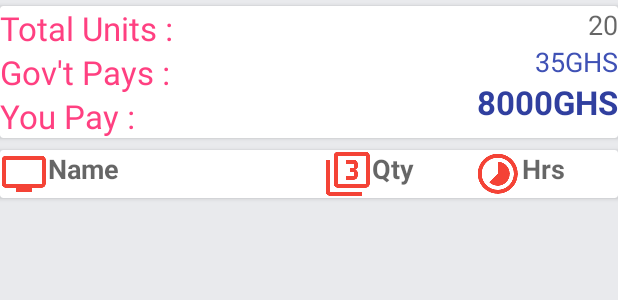
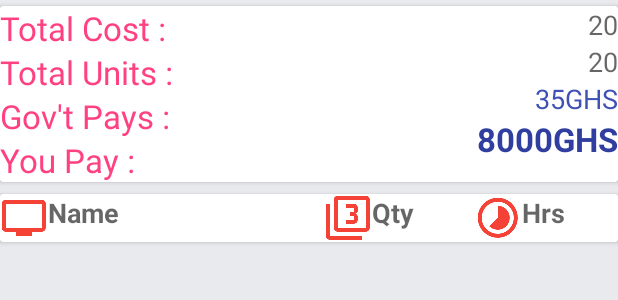
Before and after one commit to RbkGh/QuickTarriff, an Android app: the layout fragment_tarrif_calculation_response.xml on its own in the app's theme, with its tools: preview values and no code run, on a phone screen of 412 x 824 dp. Shown: the top 300 px of the screen. Run offline under Robolectric (Android 15) with nearby library versions, the light colour scheme and no system bars.

Commit message:
Added TotalCost Before Subsidy for proper informatics

```diff
--- a/app/src/main/java/com/swiftpot/android/tariffplanner/fragments/FragmentDetailedAppliance.java
+++ b/app/src/main/java/com/swiftpot/android/tariffplanner/fragments/FragmentDetailedAppliance.java
@@ -44,6 +44,7 @@ public class FragmentDetailedAppliance extends Fragment {
     private ButtonRectangle buttonCalculate;
     private Vibrator myVibrator;
     private Animation animationSlideIn;
+    public final static  String TOTAL_AMOUNT_DUE_BEFORE_SUBSIDY_KEY = "TOTAL_AMOUNT_DUE_BEFORE_SUBSIDY";
     public final static  String TOTAL_UNITS_IN_WATTS_KEY = "TOTAL_UNITS_WATTS";
     public final static  String TOTAL_GOVT_SUBSIDY_KEY = "TOTAL_GOVT_SUBSIDY";
     public final static  String TOTAL_AMOUNT_DUE_KEY = "TOTAL_AMOUNT_DUE";
--- a/app/src/main/java/com/swiftpot/android/tariffplanner/fragments/FragmentTarrifCalculationResponse.java
+++ b/app/src/main/java/com/swiftpot/android/tariffplanner/fragments/FragmentTarrifCalculationResponse.java
@@ -41,6 +41,7 @@ public class FragmentTarrifCalculationResponse extends DialogFragment {
     TextView applianceHours;
     List<ApplianceItemWithQtyAndHours> applianceItemWithQtyAndHoursList;
     ApplianceWithHoursAndQtyAdapter mAdapter ;
+    TextView tvTotalCostDueBeforeSubsidy;
     TextView tvTotalCostDue;
     TextView tvTotalGovtSubsidy;
     TextView tvTotalUnits;
@@ -84,6 +85,7 @@ public class FragmentTarrifCalculationResponse extends DialogFragment {
         View view = inflater.inflate(R.layout.fragment_tarrif_calculation_response, container, false);
 
         applianceItemWithQtyAndHoursList = getArguments().getParcelableArrayList(FragmentDetailedAppliance.APPLIANCE_ITEMS_LIST_KEY);
+        String totalCostDueBeforSubsidyString = getArguments().getString(FragmentDetailedAppliance.TOTAL_AMOUNT_DUE_BEFORE_SUBSIDY_KEY);
         String totalCostDueString = getArguments().getString(FragmentDetailedAppliance.TOTAL_AMOUNT_DUE_KEY);
         String totalGovtSubsidyString = getArguments().getString(FragmentDetailedAppliance.TOTAL_GOVT_SUBSIDY_KEY);
         String totalUnitsInWattsUsed = getArguments().getString(FragmentDetailedAppliance.TOTAL_UNITS_IN_WATTS_KEY);
@@ -92,6 +94,7 @@ public class FragmentTarrifCalculationResponse extends DialogFragment {
 
 
         mAdapter = new ApplianceWithHoursAndQtyAdapter(applianceItemWithQtyAndHoursList);
+        tvTotalCostDueBeforeSubsidy = (TextView) view.findViewById(R.id.tvTotalCostBeforeSubsidy);
         tvTotalCostDue = (TextView) view.findViewById(R.id.tvTotalCost);
         tvTotalGovtSubsidy = (TextView) view.findViewById(R.id.tvGovtSubsidy);
         tvTotalUnits = (TextView) view.findViewById(R.id.tvTotalUnits);
@@ -101,6 +104,7 @@ public class FragmentTarrifCalculationResponse extends DialogFragment {
         Animation pulseAnim = AnimationUtils.loadAnimation(getActivity(), R.anim.pulse);
         tvTotalCostDue.setText(totalCostDueString+currencyString);
         tvTotalCostDue.startAnimation(pulseAnim);
+        tvTotalCostDueBeforeSubsidy.setText(totalCostDueBeforSubsidyString+currencyString);
         tvTotalGovtSubsidy.setText((totalGovtSubsidyString+currencyString).substring(0));
         tvTotalUnits.setText(totalUnitsInWattsUsed+"kWh");
 
--- a/app/src/main/java/com/swiftpot/android/tariffplanner/tasks/TarriffCalculatorTask.java
+++ b/app/src/main/java/com/swiftpot/android/tariffplanner/tasks/TarriffCalculatorTask.java
@@ -55,6 +55,7 @@ public class TarriffCalculatorTask extends ParentTask {
     protected void onPostExecute(Object o) {
         super.onPostExecute(o);
         Bundle bundleForFragment = new Bundle();
+        bundleForFragment.putString(FragmentDetailedAppliance.TOTAL_AMOUNT_DUE_BEFORE_SUBSIDY_KEY, String.valueOf(tarriffCalculator.getTotalCostDueBeforeSubsidy()));
         bundleForFragment.putString(FragmentDetailedAppliance.TOTAL_UNITS_IN_WATTS_KEY, String.valueOf(tarriffCalculator.getTotalUnits()));
         bundleForFragment.putString(FragmentDetailedAppliance.TOTAL_GOVT_SUBSIDY_KEY,tarriffCalculator.getGovtSubsidyAmount());
         bundleForFragment.putString(FragmentDetailedAppliance.TOTAL_AMOUNT_DUE_KEY,tarriffCalculator.getTotalCostDue());
--- a/app/src/main/res/layout/fragment_tarrif_calculation_response.xml
+++ b/app/src/main/res/layout/fragment_tarrif_calculation_response.xml
@@ -20,8 +20,8 @@
             android:layout_width="wrap_content"
             android:layout_height="wrap_content"
             android:textAppearance="?android:attr/textAppearanceLarge"
-            android:text="Total Units :"
-            android:id="@+id/tvTotalUnitDescription"
+            android:text="Total Cost :"
+            android:id="@+id/tvTotalCostBeforeSubsidyDescription"
 
             android:layout_alignParentLeft="true"
             android:layout_alignParentStart="true" />
@@ -31,7 +31,29 @@
             android:layout_height="wrap_content"
             android:textAppearance="?android:attr/textAppearanceMedium"
             android:text="20"
+            android:id="@+id/tvTotalCostBeforeSubsidy"
+
+            android:layout_alignRight="@+id/tvTotalUnitDescription"
+            android:layout_alignEnd="@+id/tvTotalUnitDescription"
+            android:layout_alignParentRight="true"
+            android:layout_alignParentEnd="true" />
+        <TextView
+            android:layout_width="wrap_content"
+            android:layout_height="wrap_content"
+            android:textAppearance="?android:attr/textAppearanceLarge"
+            android:text="Total Units :"
+            android:id="@+id/tvTotalUnitDescription"
+            android:layout_below="@+id/tvTotalCostBeforeSubsidyDescription"
+            android:layout_alignParentLeft="true"
+            android:layout_alignParentStart="true" />
+
+        <TextView
+            android:layout_width="wrap_content"
+            android:layout_height="wrap_content"
+            android:textAppearance="?android:attr/textAppearanceMedium"
+            android:text="20"
             android:id="@+id/tvTotalUnits"
+            android:layout_below="@+id/tvTotalCostBeforeSubsidy"
 
             android:layout_alignRight="@+id/tvTotalUnitDescription"
             android:layout_alignEnd="@+id/tvTotalUnitDescription"
```
Also changed, not shown: app/src/main/java/com/swiftpot/android/tariffplanner/calculation/impl/TarriffMainCalculatorRenderer.java (+9 -0 lines).
